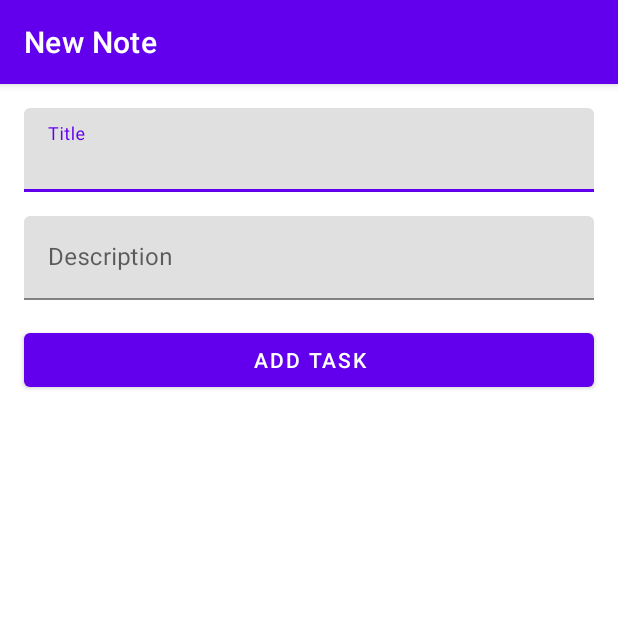
After one commit to antoniolg/migration-compose-workshop, an Android app: the DetailActivity screen opened directly, with no data from a screen before it, on a phone screen of 412 x 824 dp, the top half of it. The commit adds this screen. Run offline under Robolectric (Android 15) with nearby library versions, the phone set to English and light mode, and no system bars; our stand-ins replace Room's generated code.

Commit message:
UI to create/update tasks

```diff
--- /dev/null
+++ b/app/src/main/java/com/antonioleiva/notes/ui/detail/DetailActivity.kt
@@ -0,0 +1,67 @@
+package com.antonioleiva.notes.ui.detail
+
+import android.os.Bundle
+import androidx.appcompat.app.AppCompatActivity
+import androidx.lifecycle.Lifecycle
+import androidx.lifecycle.lifecycleScope
+import androidx.lifecycle.repeatOnLifecycle
+import com.antonioleiva.notes.App
+import com.antonioleiva.notes.R
+import com.antonioleiva.notes.data.Note
+import com.antonioleiva.notes.data.NotesRepository
+import com.antonioleiva.notes.databinding.ActivityDetailBinding
+import kotlinx.coroutines.launch
+
+class DetailActivity : AppCompatActivity() {
+
+    private lateinit var notesRepository: NotesRepository
+
+    companion object {
+        const val EXTRA_NOTE_ID = "note_id"
+    }
+
+    override fun onCreate(savedInstanceState: Bundle?) {
+        super.onCreate(savedInstanceState)
+
+        notesRepository = NotesRepository((application as App).notesDb.notesDao())
+
+        val binding = ActivityDetailBinding.inflate(layoutInflater).apply {
+            setContentView(root)
+        }
+
+        val noteId = intent.getIntExtra(EXTRA_NOTE_ID, -1)
+
+        if (noteId == -1) {
+            supportActionBar?.title = getString(R.string.new_note)
+            binding.saveButton.text = getString(R.string.add_task)
+        } else {
+            supportActionBar?.title = getString(R.string.edit_note)
+            binding.saveButton.text = getString(R.string.update_task)
+        }
+
+        lifecycleScope.launch {
+            repeatOnLifecycle(Lifecycle.State.STARTED) {
+                notesRepository.getById(noteId).collect { note ->
+                    if (note != null) {
+                        binding.title.setText(note.title)
+                        binding.description.setText(note.description)
+                    }
+                }
+            }
+        }
+
+        binding.saveButton.setOnClickListener {
+            val title = binding.title.text.toString()
+            val description = binding.description.text.toString()
+            lifecycleScope.launch {
+                if (noteId == -1) {
+                    notesRepository.insert(Note(0, title, description))
+                } else {
+                    notesRepository.update(Note(noteId, title, description))
+                }
+                finish()
+            }
+        }
+
+    }
+}
--- /dev/null
+++ b/app/src/main/res/layout/activity_detail.xml
@@ -0,0 +1,51 @@
+<?xml version="1.0" encoding="utf-8"?><!-- Vertical linear layout with title and description edit texts, and add button -->
+<LinearLayout xmlns:android="http://schemas.android.com/apk/res/android"
+    xmlns:tools="http://schemas.android.com/tools"
+    android:layout_width="match_parent"
+    android:layout_height="match_parent"
+    android:orientation="vertical"
+    tools:context=".ui.detail.DetailActivity">
+
+    <com.google.android.material.textfield.TextInputLayout
+        android:id="@+id/title_text_input_layout"
+        android:layout_width="match_parent"
+        android:layout_height="wrap_content"
+        android:layout_marginStart="16dp"
+        android:layout_marginTop="16dp"
+        android:layout_marginEnd="16dp"
+        android:hint="@string/title">
+
+        <com.google.android.material.textfield.TextInputEditText
+            android:id="@+id/title"
+            android:layout_width="match_parent"
+            android:layout_height="wrap_content"
+            android:inputType="text" />
+
+    </com.google.android.material.textfield.TextInputLayout>
+
+    <com.google.android.material.textfield.TextInputLayout
+        android:id="@+id/description_text_input_layout"
+        android:layout_width="match_parent"
+        android:layout_height="wrap_content"
+        android:layout_marginStart="16dp"
+        android:layout_marginTop="16dp"
+        android:layout_marginEnd="16dp"
+        android:hint="@string/description">
+
+        <com.google.android.material.textfield.TextInputEditText
+            android:id="@+id/description"
+            android:layout_width="match_parent"
+            android:layout_height="wrap_content"
+            android:inputType="textMultiLine" />
+
+    </com.google.android.material.textfield.TextInputLayout>
+
+    <Button
+        android:id="@+id/save_button"
+        android:layout_width="match_parent"
+        android:layout_height="wrap_content"
+        android:layout_marginStart="16dp"
+        android:layout_marginTop="16dp"
+        android:layout_marginEnd="16dp"
+        android:text="@string/add_task" />
+</LinearLayout>
--- a/app/src/main/res/values/strings.xml
+++ b/app/src/main/res/values/strings.xml
@@ -1,3 +1,9 @@
 <resources>
     <string name="app_name">Migration Compose Workshop</string>
+    <string name="add_task">Add Task</string>
+    <string name="title">Title</string>
+    <string name="description">Description</string>
+    <string name="new_note">New Note</string>
+    <string name="edit_note">Edit Note</string>
+    <string name="update_task">Update Task</string>
 </resources>
```
Also changed, not shown: app/src/main/AndroidManifest.xml (+7 -0 lines), app/src/main/java/com/antonioleiva/notes/ui/main/MainActivity.kt (+14 -1 lines).
